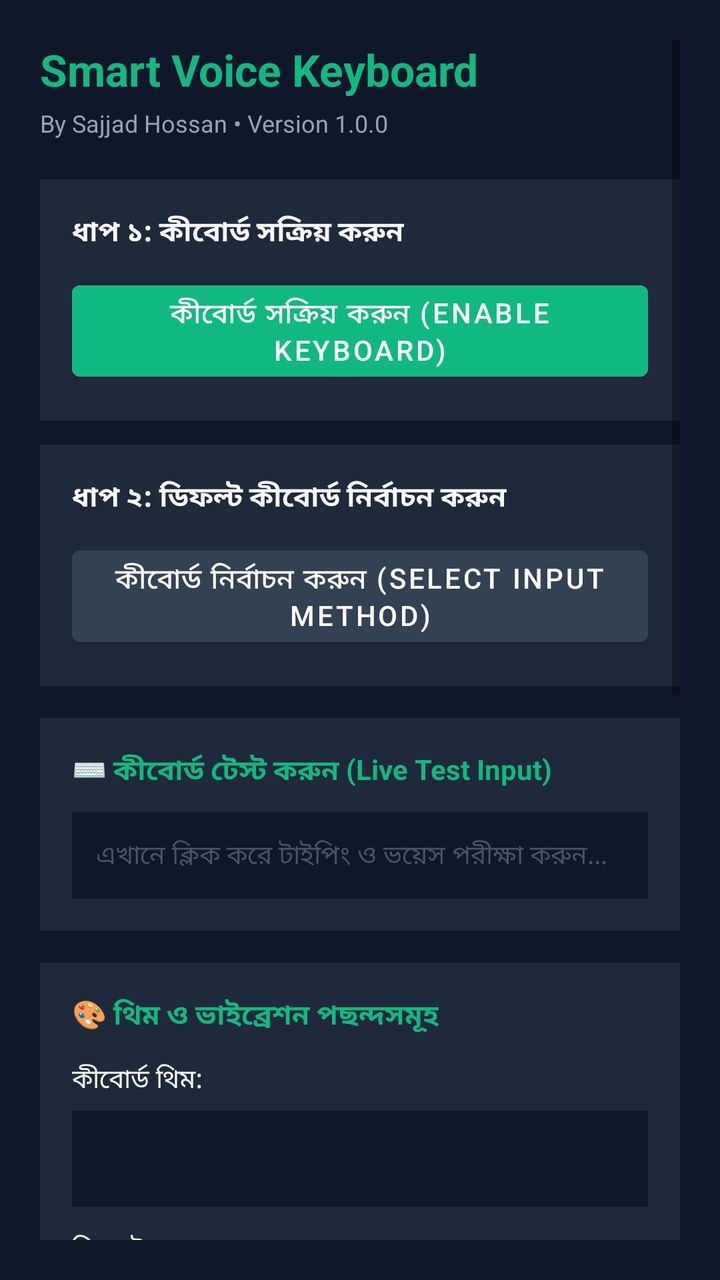
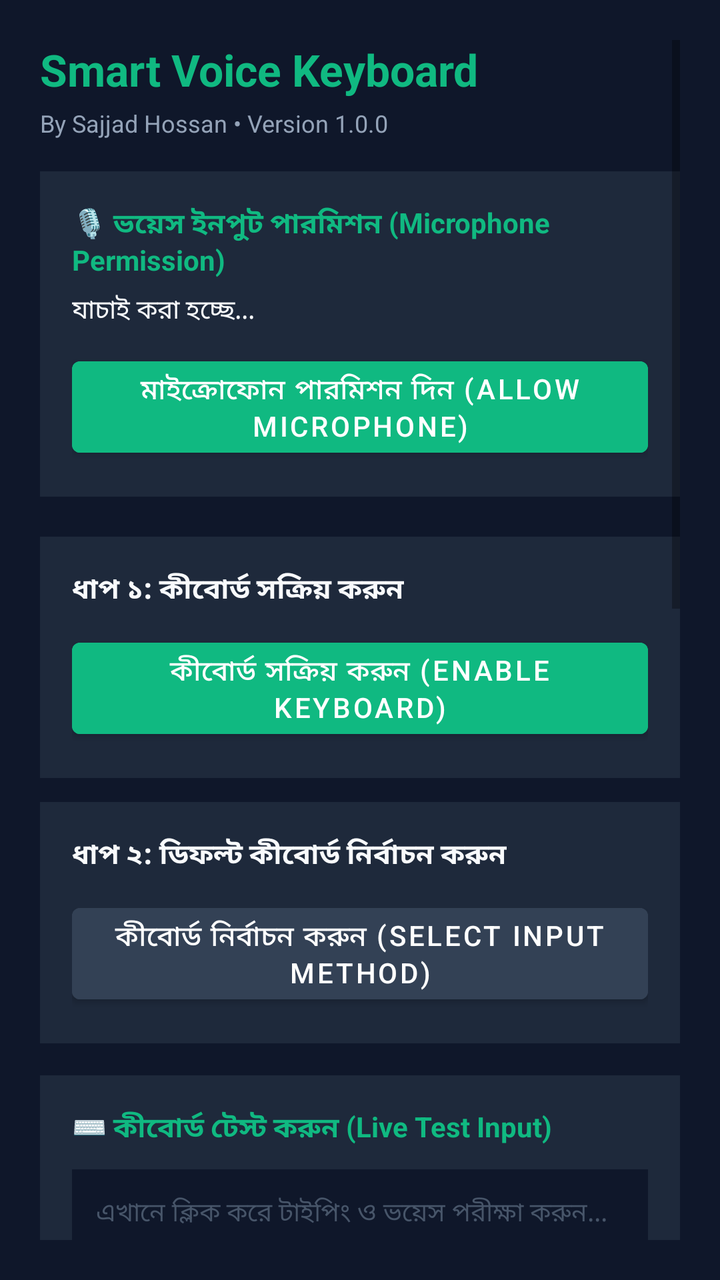

The first picture is an Android layout as it rendered before a commit; the second is the same layout after the commit. The layout source and the unified diff follow.
<!-- AndroidManifest.xml: activity theme Theme.SmartVoiceKeyboard -->
<!-- res/layout/activity_settings.xml -->
<?xml version="1.0" encoding="utf-8"?>
<ScrollView xmlns:android="http://schemas.android.com/apk/res/android"
    android:layout_width="match_parent"
    android:layout_height="match_parent"
    android:background="#0F172A"
    android:padding="20dp">

    <LinearLayout
        android:layout_width="match_parent"
        android:layout_height="wrap_content"
        android:orientation="vertical">

        <TextView
            android:layout_width="wrap_content"
            android:layout_height="wrap_content"
            android:text="Smart Voice Keyboard"
            android:textColor="#10B981"
            android:textSize="22sp"
            android:textStyle="bold" />

        <TextView
            android:layout_width="wrap_content"
            android:layout_height="wrap_content"
            android:layout_marginTop="4dp"
            android:text="By Sajjad Hossan • Version 1.0.0"
            android:textColor="#94A3B8"
            android:textSize="12sp" />

        
        <LinearLayout
            android:layout_width="match_parent"
            android:layout_height="wrap_content"
            android:layout_marginTop="20dp"
            android:background="#1E293B"
            android:orientation="vertical"
            android:padding="16dp">

            <TextView
                android:layout_width="wrap_content"
                android:layout_height="wrap_content"
                android:text="ধাপ ১: কীবোর্ড সক্রিয় করুন"
                android:textColor="#F8FAFC"
                android:textSize="14sp"
                android:textStyle="bold" />

            <Button
                android:id="@+id/btnEnableKeyboard"
                android:layout_width="match_parent"
                android:layout_height="wrap_content"
                android:layout_marginTop="10dp"
                android:backgroundTint="#10B981"
                android:text="কীবোর্ড সক্রিয় করুন (Enable Keyboard)"
                android:textColor="#FFFFFF" />
        </LinearLayout>

        
        <LinearLayout
            android:layout_width="match_parent"
            android:layout_height="wrap_content"
            android:layout_marginTop="12dp"
            android:background="#1E293B"
            android:orientation="vertical"
            android:padding="16dp">

            <TextView
                android:layout_width="wrap_content"
                android:layout_height="wrap_content"
                android:text="ধাপ ২: ডিফল্ট কীবোর্ড নির্বাচন করুন"
                android:textColor="#F8FAFC"
                android:textSize="14sp"
                android:textStyle="bold" />

            <Button
                android:id="@+id/btnSelectKeyboard"
                android:layout_width="match_parent"
                android:layout_height="wrap_content"
                android:layout_marginTop="10dp"
                android:backgroundTint="#334155"
                android:text="কীবোর্ড নির্বাচন করুন (Select Input Method)"
                android:textColor="#FFFFFF" />
        </LinearLayout>

        
        <LinearLayout
            android:layout_width="match_parent"
            android:layout_height="wrap_content"
            android:layout_marginTop="16dp"
            android:background="#1E293B"
            android:orientation="vertical"
            android:padding="16dp">

            <TextView
                android:layout_width="wrap_content"
                android:layout_height="wrap_content"
                android:text="⌨️ কীবোর্ড টেস্ট করুন (Live Test Input)"
                android:textColor="#10B981"
                android:textSize="14sp"
                android:textStyle="bold" />

            <EditText
                android:id="@+id/etTestKeyboard"
                android:layout_width="match_parent"
                android:layout_height="wrap_content"
                android:layout_marginTop="10dp"
                android:background="#0F172A"
                android:hint="এখানে ক্লিক করে টাইপিং ও ভয়েস পরীক্ষা করুন..."
                android:padding="12dp"
                android:textColor="#FFFFFF"
                android:textColorHint="#475569"
                android:textSize="13sp" />
        </LinearLayout>

        
        <LinearLayout
            android:layout_width="match_parent"
            android:layout_height="wrap_content"
            android:layout_marginTop="16dp"
            android:background="#1E293B"
            android:orientation="vertical"
            android:padding="16dp">

            <TextView
                android:layout_width="wrap_content"
                android:layout_height="wrap_content"
                android:text="🎨 থিম ও ভাইব্রেশন পছন্দসমূহ"
                android:textColor="#10B981"
                android:textSize="14sp"
                android:textStyle="bold" />

            <TextView
                android:layout_width="wrap_content"
                android:layout_height="wrap_content"
                android:layout_marginTop="12dp"
                android:text="কীবোর্ড থিম:"
                android:textColor="#F8FAFC"
                android:textSize="13sp" />

            <Spinner
                android:id="@+id/spinnerThemes"
                android:layout_width="match_parent"
                android:layout_height="wrap_content"
                android:layout_marginTop="6dp"
                android:background="#0F172A"
                android:minHeight="48dp"
                android:padding="8dp" />

            <TextView
                android:layout_width="wrap_content"
                android:layout_height="wrap_content"
                android:layout_marginTop="12dp"
                android:text="ডিফল্ট মোড:"
                android:textColor="#F8FAFC"
                android:textSize="13sp" />

            <Spinner
                android:id="@+id/spinnerDefaultMode"
                android:layout_width="match_parent"
                android:layout_height="wrap_content"
                android:layout_marginTop="6dp"
                android:background="#0F172A"
                android:minHeight="48dp"
                android:padding="8dp" />

            <CheckBox
                android:id="@+id/cbVibration"
                android:layout_width="wrap_content"
                android:layout_height="wrap_content"
                android:layout_marginTop="12dp"
                android:checked="true"
                android:text="কি-প্রেস হ্যাপটিক ভাইব্রেশন (Vibration on keypress)"
                android:textColor="#F8FAFC" />

            <CheckBox
                android:id="@+id/cbSound"
                android:layout_width="wrap_content"
                android:layout_height="wrap_content"
                android:layout_marginTop="6dp"
                android:checked="true"
                android:text="কি-প্রেস সাউন্ড এফেক্ট (Sound on keypress)"
                android:textColor="#F8FAFC" />
        </LinearLayout>

        
        <LinearLayout
            android:layout_width="match_parent"
            android:layout_height="wrap_content"
            android:layout_marginTop="16dp"
            android:background="#1E293B"
            android:orientation="vertical"
            android:padding="16dp">

            <TextView
                android:layout_width="wrap_content"
                android:layout_height="wrap_content"
                android:text="Google Gemini API Key"
                android:textColor="#10B981"
                android:textSize="14sp"
                android:textStyle="bold" />

            <EditText
                android:id="@+id/etApiKey"
                android:layout_width="match_parent"
                android:layout_height="wrap_content"
                android:layout_marginTop="10dp"
                android:background="#0F172A"
                android:hint="AIzaSy..."
                android:inputType="textPassword"
                android:padding="12dp"
                android:textColor="#FFFFFF"
                android:textColorHint="#475569"
                android:textSize="13sp" />

            <Button
                android:id="@+id/btnSaveSettings"
                android:layout_width="match_parent"
                android:layout_height="wrap_content"
                android:layout_marginTop="10dp"
                android:backgroundTint="#10B981"
                android:text="সেটিংস সংরক্ষণ করুন (Save Settings)"
                android:textColor="#FFFFFF" />
        </LinearLayout>

        
        <LinearLayout
            android:layout_width="match_parent"
            android:layout_height="wrap_content"
            android:layout_marginTop="16dp"
            android:layout_marginBottom="30dp"
            android:background="#1E293B"
            android:orientation="vertical"
            android:padding="16dp">

            <TextView
                android:layout_width="wrap_content"
                android:layout_height="wrap_content"
                android:text="📋 আনলিমিটেড ক্লিপবোর্ড ম্যানেজার"
                android:textColor="#F8FAFC"
                android:textSize="14sp"
                android:textStyle="bold" />

            <Button
                android:id="@+id/btnClearClipboard"
                android:layout_width="match_parent"
                android:layout_height="wrap_content"
                android:layout_marginTop="10dp"
                android:backgroundTint="#EF4444"
                android:text="ক্লিপবোর্ড মেমোরি খালি করুন (Clear Unpinned)"
                android:textColor="#FFFFFF" />
        </LinearLayout>

    </LinearLayout>
</ScrollView>
<!-- resources referenced by this layout -->
<resources>
  <style name="Theme.SmartVoiceKeyboard" parent="Theme.MaterialComponents.DayNight.NoActionBar">
          <item name="colorPrimary">@color/kb_accent</item>
          <item name="colorPrimaryVariant">@color/kb_toolbar_bg</item>
          <item name="colorOnPrimary">@color/kb_text_primary</item>
          <item name="android:statusBarColor">@color/kb_toolbar_bg</item>
          <item name="android:navigationBarColor">@color/kb_toolbar_bg</item>
      </style>
  <color name="kb_accent">#10B981</color>
  <color name="kb_toolbar_bg">#0F172A</color>
  <color name="kb_text_primary">#F8FAFC</color>
</resources>

<!-- the commit's change to res/layout/activity_settings.xml (unified diff, before → after) -->
@@ -30,6 +30,42 @@
         <LinearLayout
             android:layout_width="match_parent"
             android:layout_height="wrap_content"
+            android:layout_marginTop="16dp"
+            android:background="#1E293B"
+            android:orientation="vertical"
+            android:padding="16dp">
+
+            <TextView
+                android:layout_width="wrap_content"
+                android:layout_height="wrap_content"
+                android:text="🎙️ ভয়েস ইনপুট পারমিশন (Microphone Permission)"
+                android:textColor="#10B981"
+                android:textSize="14sp"
+                android:textStyle="bold" />
+
+            <TextView
+                android:id="@+id/tvPermissionStatus"
+                android:layout_width="wrap_content"
+                android:layout_height="wrap_content"
+                android:layout_marginTop="6dp"
+                android:text="যাচাই করা হচ্ছে..."
+                android:textColor="#F8FAFC"
+                android:textSize="13sp" />
+
+            <Button
+                android:id="@+id/btnGrantPermission"
+                android:layout_width="match_parent"
+                android:layout_height="wrap_content"
+                android:layout_marginTop="10dp"
+                android:backgroundTint="#10B981"
+                android:text="মাইক্রোফোন পারমিশন দিন (Allow Microphone)"
+                android:textColor="#FFFFFF" />
+        </LinearLayout>
+
+        
+        <LinearLayout
+            android:layout_width="match_parent"
+            android:layout_height="wrap_content"
             android:layout_marginTop="20dp"
             android:background="#1E293B"
             android:orientation="vertical"
